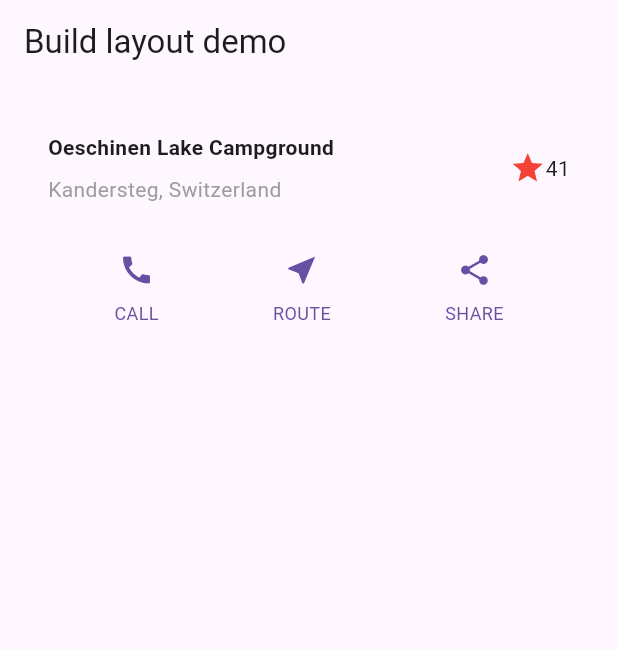
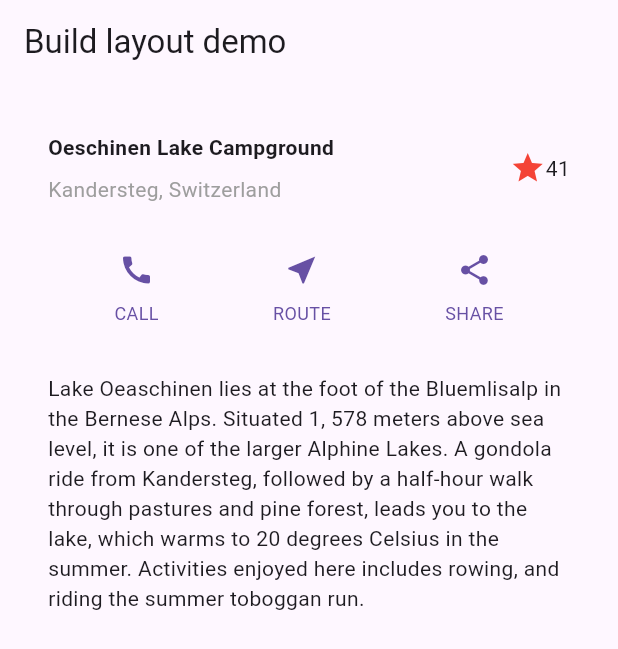
Before and after one commit to ralphmarondev/flutter-app, a Flutter app: the screen it shows after launch, on a phone screen of 412 x 824 dp. Shown: the top 649 px of the screen. Run offline on Flutter 3.47's test engine with Material 3 defaults, Android fonts, the phone set to English and light mode, and no system bars.

Commit message:
added text section

```diff
--- a/lib/app1/build_layout.dart
+++ b/lib/app1/build_layout.dart
@@ -20,6 +20,16 @@ class BuildLayoutApp extends StatelessWidget {
                 location: 'Kandersteg, Switzerland',
               ),
               ButtonSection(),
+              TextSection(
+                description:
+                    'Lake Oeaschinen lies at the foot of the Bluemlisalp in the '
+                    'Bernese Alps. Situated 1, 578 meters above sea level, it '
+                    'is one of the larger Alphine Lakes. A gondola ride from '
+                    'Kandersteg, followed by a half-hour walk through pastures '
+                    'and pine forest, leads you to the lake, which warms to 20 '
+                    'degrees Celsius in the summer. Activities enjoyed here '
+                    'includes rowing, and riding the summer toboggan run.',
+              )
             ],
           ),
         ),
@@ -146,3 +156,24 @@ class ButtonWithText extends StatelessWidget {
     );
   }
 }
+
+// Adding text section
+class TextSection extends StatelessWidget {
+  const TextSection({
+    super.key,
+    required this.description,
+  });
+
+  final String description;
+
+  @override
+  Widget build(BuildContext context) {
+    return Padding(
+      padding: const EdgeInsets.all(32),
+      child: Text(
+        description,
+        softWrap: true,
+      ),
+    );
+  }
+}
```
Also changed, not shown: 1 other file.
